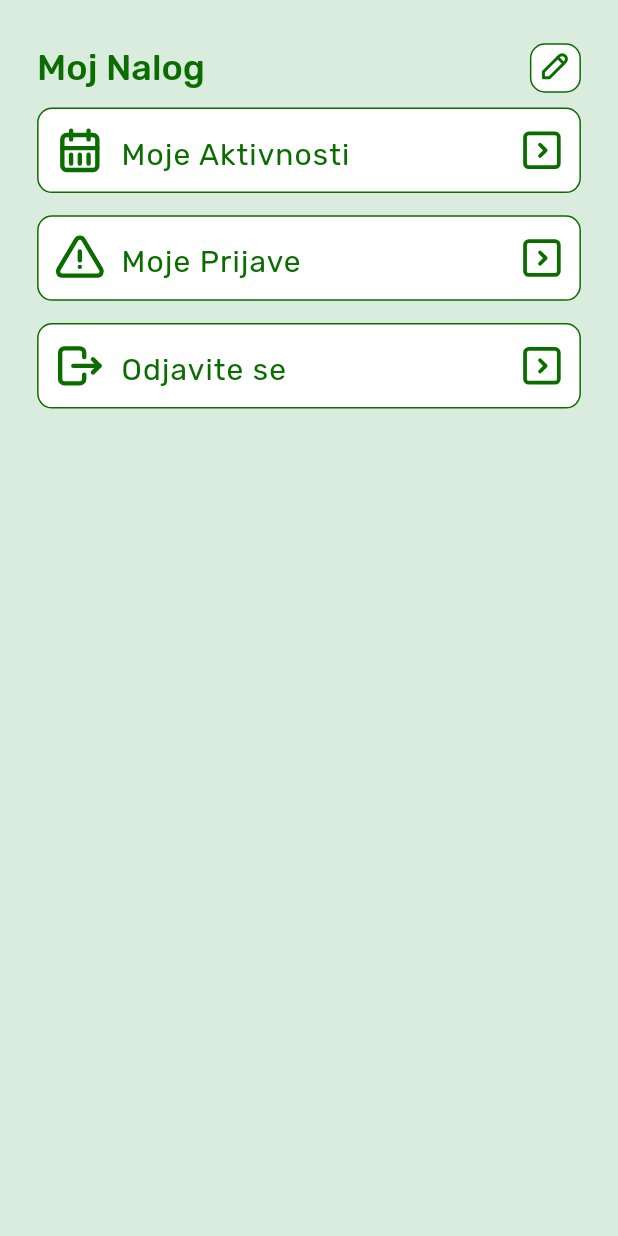
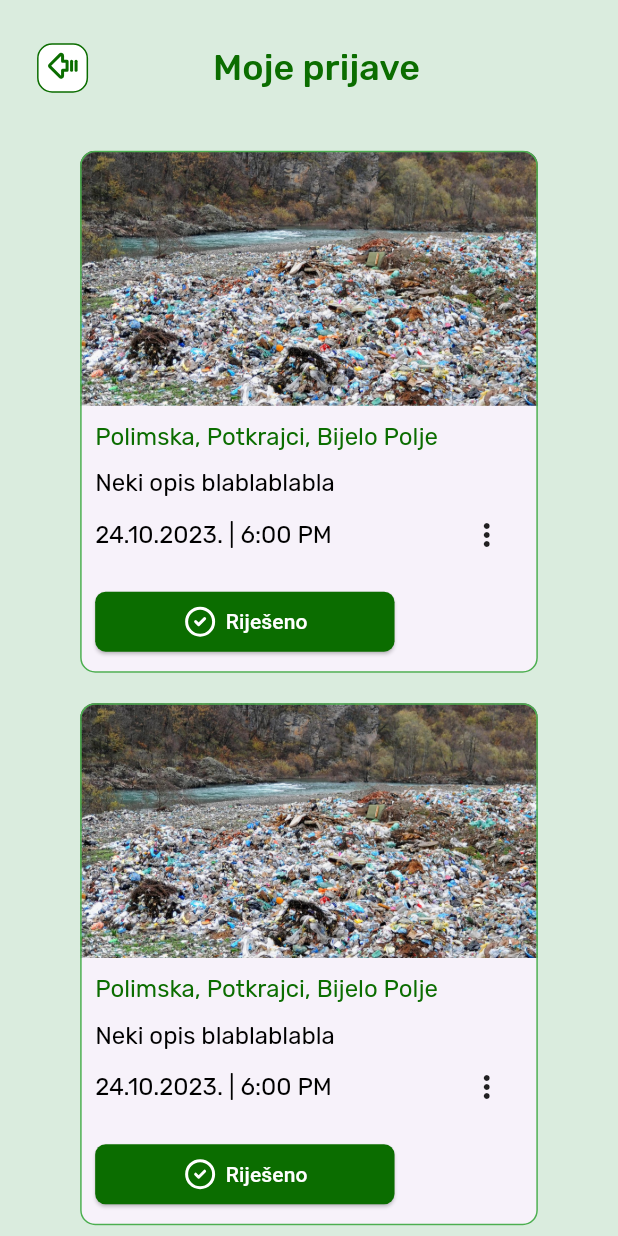
Before and after one commit to EcoGuardian/EcoGuardian, a Flutter app: the NalogScreen screen opened directly, after a tap on "Moje Prijave", on a phone screen of 412 x 824 dp. Run offline on Flutter 3.47's test engine with Material 3 defaults, Android fonts, the phone set to English and light mode, and no system bars; our stand-ins replace flutter_svg, flutter_tabler_icons, geolocator, google_maps_flutter, image_cropper, image_picker and 1 more; accounts and stored records are empty.

Commit message:
MojePrijaveScreen added

```diff
--- /dev/null
+++ b/lib/Screens/Main/MojePrijaveScreen.dart
@@ -0,0 +1,66 @@
+import 'package:ecoguardian/components/CustomAppbar.dart';
+import 'package:ecoguardian/components/MojePrijaveCard.dart';
+import 'package:flutter/material.dart';
+import 'package:flutter_tabler_icons/flutter_tabler_icons.dart';
+
+class MojePrijaveScreen extends StatelessWidget {
+  static const String routeName = '/mojePrijave';
+  const MojePrijaveScreen({Key? key}) : super(key: key);
+
+  @override
+  Widget build(BuildContext context) {
+    final medijakveri = MediaQuery.of(context);
+    return Scaffold(
+      appBar: PreferredSize(
+        preferredSize: Size(100, 100),
+        child: CustomAppBar(
+          prvaIkonica: Container(
+            padding: const EdgeInsets.fromLTRB(4, 2, 4, 5),
+            decoration: BoxDecoration(
+              color: Colors.white,
+              borderRadius: BorderRadius.circular(10),
+              border: Border.all(
+                color: Theme.of(context).colorScheme.primary,
+              )
+            ),
+            child: Icon(
+              TablerIcons.arrow_big_left_lines,
+              color: Theme.of(context).colorScheme.primary,
+            ),
+          ),
+          prvaIkonicaFunkcija: () {
+            Navigator.pop(context);
+          },
+          pageTitle: Text(
+            'Moje prijave',
+            style: Theme.of(context).textTheme.headline2!.copyWith(
+              fontWeight: FontWeight.w500,
+              color: Theme.of(context).colorScheme.primary,
+            ),
+          ),
+          isCenter: true,
+          horizontalMargin: 0.06,
+          drugaIkonica: Container(
+            child: const Icon(
+              TablerIcons.circle_check,
+              color: Colors.transparent,
+            ),
+          ),
+          drugaIkonicaFunkcija: () {},
+        ),
+      ),
+      body: SafeArea(
+        child: SingleChildScrollView(
+          child: Column(
+            children: [
+              SizedBox(height: (medijakveri.size.height - medijakveri.padding.top) * 0.03,),
+              MojeAktivnostiCard(description: "Neki opis blablablabla", dateTime: DateTime(2023, 10, 24), time: TimeOfDay(hour: 18, minute: 00), location: "Polimska, Potkrajci, Bijelo Polje", image: "assets/images/deponija.jpg",),
+              MojeAktivnostiCard(description: "Neki opis blablablabla", dateTime: DateTime(2023, 10, 24), time: TimeOfDay(hour: 18, minute: 00), location: "Polimska, Potkrajci, Bijelo Polje", image: "assets/images/deponija.jpg",),
+              MojeAktivnostiCard(description: "Neki opis blablablabla", dateTime: DateTime(2023, 10, 24), time: TimeOfDay(hour: 18, minute: 00), location: "Polimska, Potkrajci, Bijelo Polje", image: "assets/images/deponija.jpg",),
+            ],
+          ),
+        ),
+      ),
+    );
+  }
+}
--- a/lib/Screens/Main/NalogScreen.dart
+++ b/lib/Screens/Main/NalogScreen.dart
@@ -1,3 +1,4 @@
+import 'package:ecoguardian/Screens/Main/MojePrijaveScreen.dart';
 import 'package:ecoguardian/components/CustomAppbar.dart';
 import 'package:ecoguardian/components/NalogItemCard.dart';
 import 'package:ecoguardian/providers/AuthProvider.dart';
@@ -54,7 +55,9 @@ class NalogScreen extends StatelessWidget {
             NalogItemCard(
               icon: TablerIcons.alert_triangle,
               text: 'Moje Prijave',
-              funkcija: () {},
+              funkcija: () {
+                Navigator.of(context).pushNamed(MojePrijaveScreen.routeName);
+              },
             ),
             SizedBox(height: (medijakveri.size.height - medijakveri.padding.top) * 0.018),
             NalogItemCard(
--- /dev/null
+++ b/lib/components/MojePrijaveCard.dart
@@ -0,0 +1,155 @@
+import 'package:flutter/material.dart';
+import 'package:flutter_tabler_icons/flutter_tabler_icons.dart';
+import 'package:intl/intl.dart';
+
+class MojeAktivnostiCard extends StatefulWidget {
+  final String description;
+  final DateTime dateTime;
+  final TimeOfDay time;
+  final String location;
+  final String? image;
+
+  MojeAktivnostiCard({
+    required this.description,
+    required this.dateTime,
+    required this.time,
+    required this.location,
+    this.image
+  });
+
+  @override
+  _MojeAktivnostiCardState createState() => _MojeAktivnostiCardState();
+}
+
+class _MojeAktivnostiCardState extends State<MojeAktivnostiCard> {
+
+  @override
+  Widget build(BuildContext context) {
+    final medijakveri = MediaQuery.of(context);
+    final dateFormat = DateFormat('dd.MM.yyyy.');
+    return Container(
+      margin: EdgeInsets.symmetric(horizontal: medijakveri.size.width * 0.12),
+      child: Column(
+        children: [
+          Center(
+            child: Card(
+              elevation: 0.0,
+              shape: RoundedRectangleBorder(
+                borderRadius: BorderRadius.circular(10.0),
+                side: const BorderSide(color: Colors.green),
+              ),
+              child: ConstrainedBox(
+                constraints: const BoxConstraints(minHeight: 0, maxHeight: double.infinity),
+                child: SingleChildScrollView(
+                  child: Column(
+                    crossAxisAlignment: CrossAxisAlignment.start,
+                    children: [
+                      ClipRRect(
+                        borderRadius: const BorderRadius.only(
+                          topLeft: Radius.circular(10.0),
+                          topRight: Radius.circular(10.0),
+                        ),
+                        child: Image.asset(
+                          widget.image!,
+                          width: double.infinity,
+                          height: 170,
+                          fit: BoxFit.cover,
+                        ),
+                      ),
+                      Padding(
+                        padding: const EdgeInsets.all(10.0),
+                        child: Column(
+                          crossAxisAlignment: CrossAxisAlignment.start,
+                          children: [
+                            Text(
+                              widget.location,
+                              style: Theme.of(context).textTheme.headline4?.copyWith(
+                                color: Theme.of(context).primaryColor,
+                              ),
+                            ),
+                            const SizedBox(height: 10),
+                            Text(widget.description, style: Theme.of(context).textTheme.headline4,),
+                            Row(
+                              mainAxisAlignment: MainAxisAlignment.spaceBetween,
+                              children: [
+                                Text(
+                                  "${dateFormat.format(widget.dateTime)} | ${widget.time.format(context)}",
+                                  style: Theme.of(context).textTheme.headline4,
+                                ),
+                                PopupMenuButton(
+                                  color: Theme.of(context).scaffoldBackgroundColor,
+                                  itemBuilder: (BuildContext context) {
+                                    return [
+                                      const PopupMenuItem(
+                                        child: Row(
+                                          children: [
+                                            Icon(TablerIcons.edit),
+                                            SizedBox(width: 8),
+                                            Text('Izmijeni prijavu'),
+                                          ],
+                                        ),
+                                      ),
+                                      const PopupMenuItem(
+                                        child: Row(
+                                          children: [
+                                            Icon(TablerIcons.trash_x),
+                                            SizedBox(width: 8),
+                                            Text('Obriši prijavu'),
+                                          ],
+                                        ),
+                                      ),
+                                    ];
+                                  },
+                                  onSelected: (value) {},
+                                ),
+                              ],
+                            ),
+                          ],
+                        ),
+                      ),
+                      Padding(
+                        padding: const EdgeInsets.symmetric(horizontal: 10.0),
+                        child: FractionallySizedBox(
+                          widthFactor: 0.7,
+                          child: SizedBox(
+                            width: double.infinity,
+                            child: ElevatedButton(
+                              onPressed: () {},
+                              style: ElevatedButton.styleFrom(
+                                primary: Theme.of(context).colorScheme.primary,
+                                // onPrimary: isJoining ? Colors.white : Colors.black,
+                                shape: RoundedRectangleBorder(
+                                  borderRadius: BorderRadius.circular(7.0),
+                                ),
+                              ),
+                              child: const Row(
+                                mainAxisAlignment: MainAxisAlignment.center,
+                                children: [
+                                  Icon(TablerIcons.circle_check, size: 24, color: Colors.white,),
+                                  SizedBox(width: 5.0),
+                                  Text(
+                                    'Riješeno',
+                                    style: TextStyle(
+                                      fontSize: 14.0,
+                                      color: Colors.white,
+                                    ),
+                                  ),
+                                ],
+                              ),
+                            ),
+                          ),
+                        ),
+                      ),
+                      const SizedBox(height: 10.0),
+                    ],
+                  ),
+                ),
+              ),
+            ),
+          ),
+          SizedBox(height: (medijakveri.size.height - medijakveri.padding.top) * 0.015),
+        ],
+      ),
+    );
+  }
+}
--- a/lib/main.dart
+++ b/lib/main.dart
@@ -3,6 +3,7 @@ import 'package:ecoguardian/Screens/Auth/ForgottenPasswordScreen.dart';
 import 'package:ecoguardian/Screens/Auth/RegisterScreen.dart';
 import 'package:ecoguardian/Screens/Auth/WelcomeScreen.dart';
 import 'package:ecoguardian/Screens/Main/KanteScreen.dart';
+import 'package:ecoguardian/Screens/Main/MojePrijaveScreen.dart';
 import 'package:ecoguardian/providers/AuthProvider.dart';
 import 'package:flutter/material.dart';
 import 'package:provider/provider.dart';
@@ -70,6 +71,9 @@ class MyApp extends StatelessWidget {
                   future: auth.autoLogIn(),
                   builder: (context, authResult) => WelcomeScreen(),
                 ),
+          routes: {
+            MojePrijaveScreen.routeName: (context) => MojePrijaveScreen(),
+          },
         ),
       ),
     );
```
Also changed, not shown: assets/images/deponija.jpg (added).
